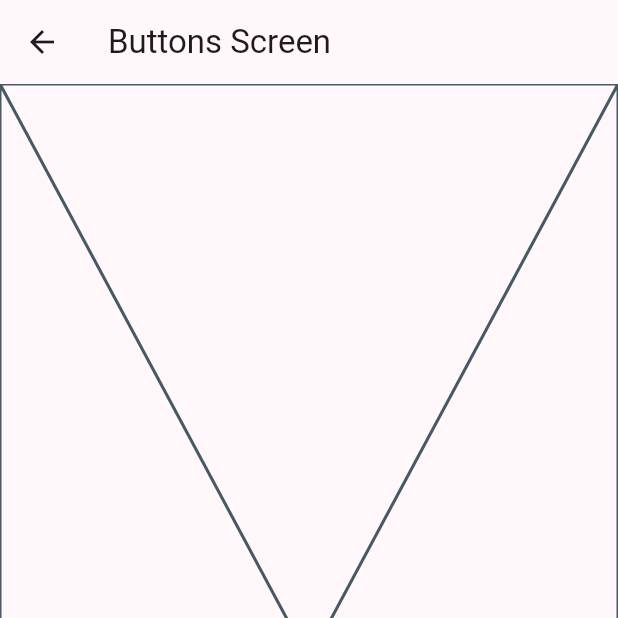
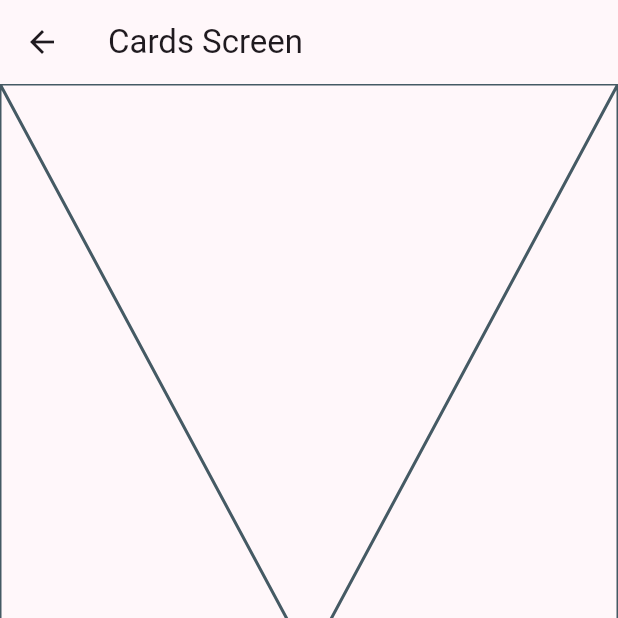
Before and after one commit to PamelaHurtado/Widgets_app, a Flutter app: the CardsScreen screen opened directly, on a phone screen of 412 x 824 dp, the top half of it. Run offline on Flutter 3.47's test engine with Material 3 defaults, Android fonts, the phone set to English and light mode, and no system bars; our stand-ins replace go_router.

Commit message:
rutasGoRouter

```diff
--- a/lib/config/menu/menu_items.dart
+++ b/lib/config/menu/menu_items.dart
@@ -25,7 +25,7 @@ const appMenuItems = <MenuItem>[
     MenuItem(
     title: 'Tarjetas',
     subTitle: 'Un contenedor estilizado',
-    link: '/card',
+    link: '/cards',
     icon: Icons.credit_card
   ),
 
--- /dev/null
+++ b/lib/config/router/app_router.dart
@@ -0,0 +1,24 @@
+import 'package:go_router/go_router.dart';
+import 'package:widgets_app/presentation/screens/screens.dart';
+//configuracion de rutas
+final appRouter = GoRouter(
+  initialLocation: '/',
+  routes: [
+
+    GoRoute(
+    path: '/',
+    builder: (context, state) =>  const HomeScreen(),
+    ),
+
+    GoRoute(
+    path: '/buttons',
+    builder: (context, state) =>  const ButtonsScreen(),
+    ),
+
+    GoRoute(
+    path: '/cards',
+    builder: (context, state) =>  const CardsScreen(),
+    ),
+
+  ],
+);
--- a/lib/presentation/screens/cards/cards_screen.dart
+++ b/lib/presentation/screens/cards/cards_screen.dart
@@ -7,7 +7,7 @@ class CardsScreen extends StatelessWidget {
   Widget build(BuildContext context) {
     return Scaffold(
       appBar: AppBar(
-        title: const Text('Buttons Screen'),
+        title: const Text('Cards Screen'),
       ),
       body: const Placeholder(),
       );
--- /dev/null
+++ b/lib/presentation/screens/screens.dart
@@ -0,0 +1,3 @@
+export 'package:widgets_app/presentation/screens/buttons/buttons_screen.dart';
+export 'package:widgets_app/presentation/screens/cards/cards_screen.dart';
+export 'package:widgets_app/presentation/screens/home/home_screen.dart';
--- a/pubspec.yaml
+++ b/pubspec.yaml
@@ -9,6 +9,8 @@ environment:
 dependencies:
   flutter:
     sdk: flutter
+  go_router: ^16.2.1
+
 
 dev_dependencies:
   flutter_test:
```
Also changed, not shown: lib/main.dart (+10 -3 lines), lib/presentation/screens/home/home_screen.dart (+5 -2 lines), pubspec.lock.
